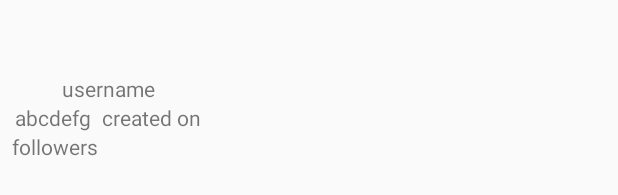
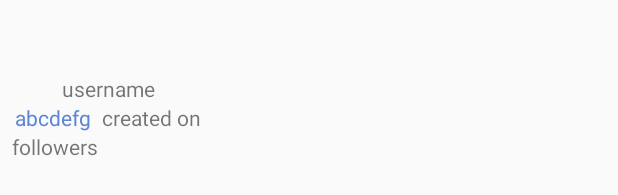
Before and after one commit to pardyot/roposo, an Android app: the layout author_dialog.xml on its own in the app's theme, with its tools: preview values and no code run, on a phone screen of 412 x 824 dp. Shown: the part 171-366 px from the top of the screen. Run offline under Robolectric (Android 15) with nearby library versions, the phone set to English and light mode, and no system bars.

Commit message:
Changed the color of handle and added margin to title

```diff
--- a/app/src/main/res/layout/activity_story_description.xml
+++ b/app/src/main/res/layout/activity_story_description.xml
@@ -25,6 +25,9 @@
                 android:id="@+id/title"
                 android:textSize="22sp"
                 android:layout_centerHorizontal="true"
+                android:layout_marginTop="4dp"
+                android:layout_marginLeft="4dp"
+                android:layout_marginStart="4dp"
                 android:layout_width="match_parent"
                 android:textColor="#fff"
                 android:layout_height="wrap_content" />
--- a/app/src/main/res/layout/author_dialog.xml
+++ b/app/src/main/res/layout/author_dialog.xml
@@ -30,6 +30,7 @@
             android:id="@+id/handle"
             android:layout_weight="1"
             tools:text="abcdefg"
+            android:textColor="#5c85d6"
             android:textAlignment="textEnd"
             android:layout_gravity="end"
             android:layout_marginRight="4dp"
```
